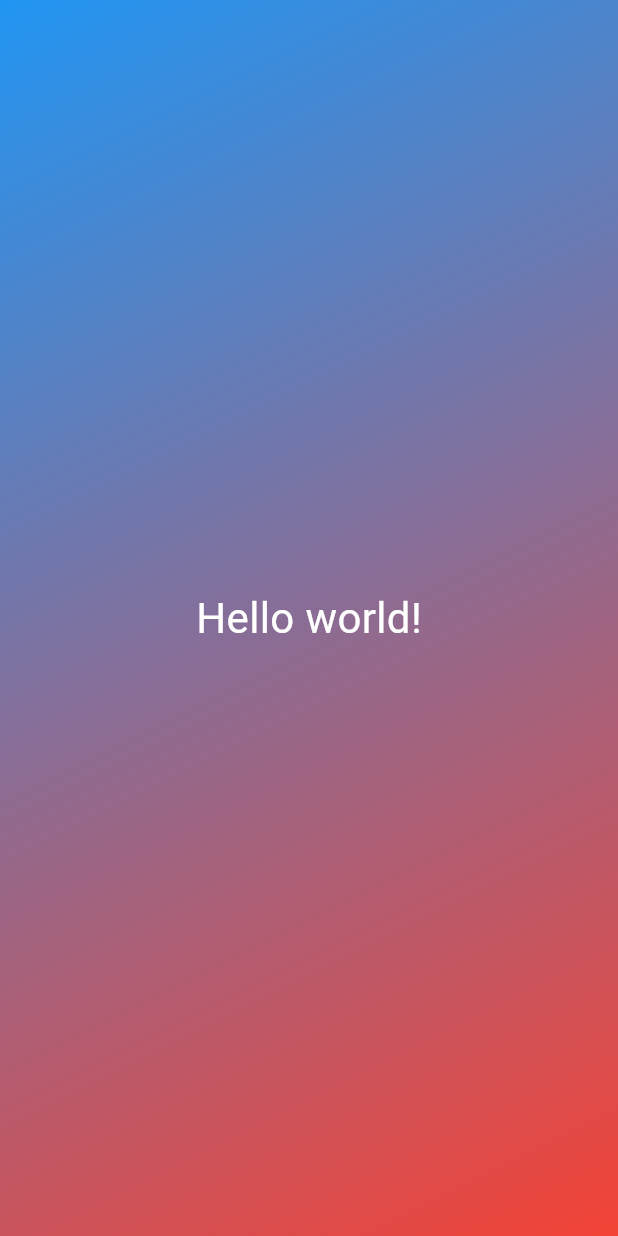
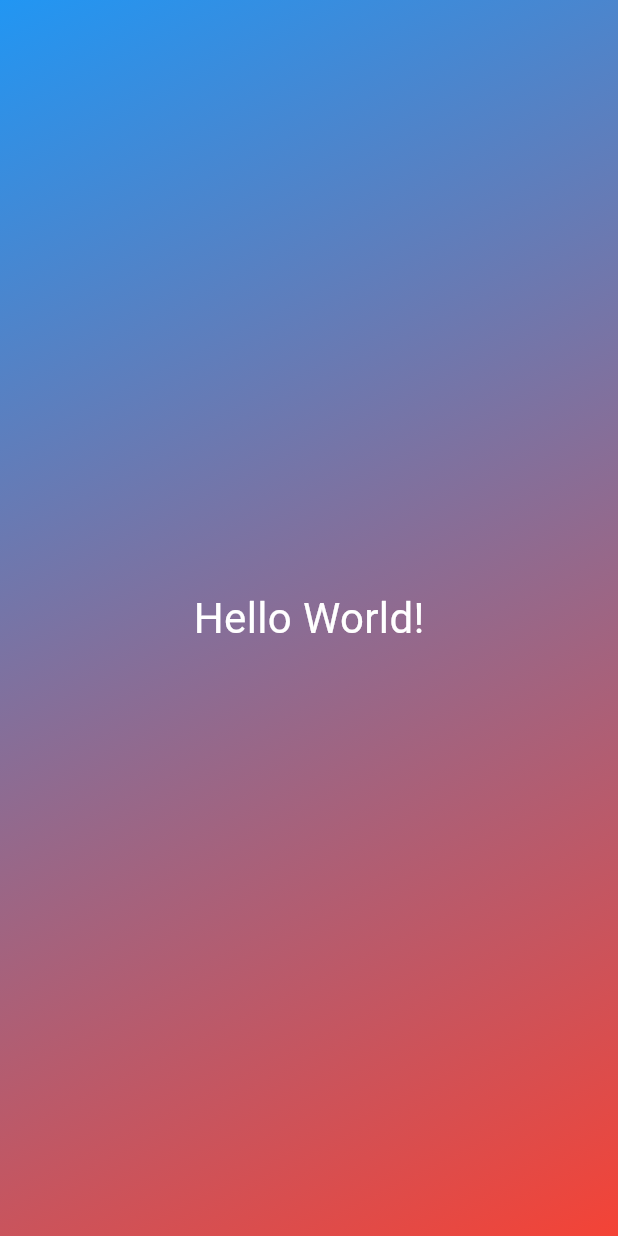
Before and after one commit to elmerdotdev/first_flutter_app, a Flutter app: the screen it shows after launch, on a phone screen of 412 x 824 dp. Run offline on Flutter 3.47's test engine with Material 3 defaults, Android fonts, the phone set to English and light mode, and no system bars.

Commit message:
updated text

```diff
--- a/lib/main.dart
+++ b/lib/main.dart
@@ -25,7 +25,7 @@ class GradientContainer extends StatelessWidget {
       ),
       child: const Center(
         child: Text(
-          'Hello world!',
+          'Hello World!',
           style: TextStyle(
             fontSize: 28,
             color: Colors.white,
```
